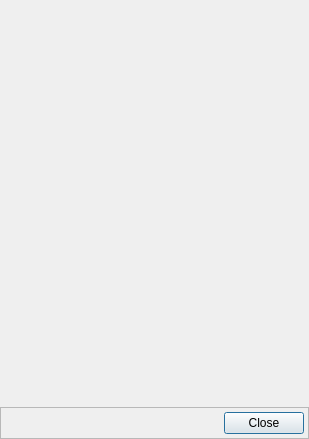
The window that paletteeditdialog.ui (dvstans/MandelbrotApp) describes before a commit, drawn with Qt 5.
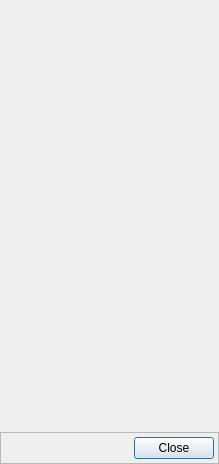
The same window after the commit.

Commit message: - Working on palette edit dialog

```diff
--- a/paletteeditdialog.ui
+++ b/paletteeditdialog.ui
@@ -6,8 +6,8 @@
    <rect>
     <x>0</x>
     <y>0</y>
-    <width>309</width>
-    <height>439</height>
+    <width>219</width>
+    <height>464</height>
    </rect>
   </property>
   <property name="windowTitle">
```
The commit also changes 5 other files.
